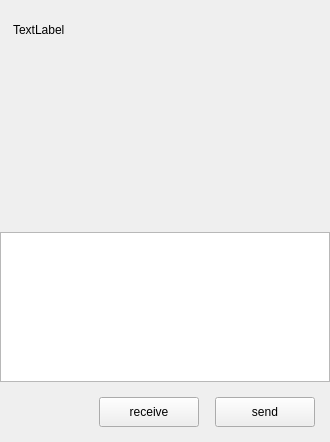
Before: the Qt Designer form ChatRoom/chatpage.ui in Mushiyuqi/ChatRoom, drawn with Qt 5.
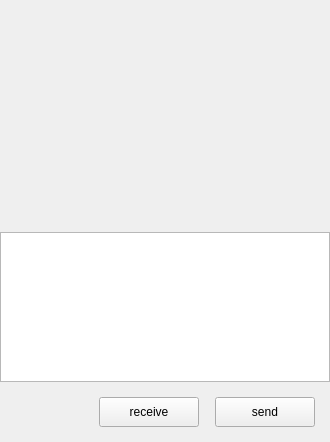
After: the same form once the commit is applied. Custom widgets are drawn as their Qt base class.

```diff
--- a/ChatRoom/chatpage.ui
+++ b/ChatRoom/chatpage.ui
@@ -95,7 +95,7 @@
             <item>
              <widget class="QLabel" name="title_lb">
               <property name="text">
-               <string>TextLabel</string>
+               <string/>
               </property>
              </widget>
             </item>
```
